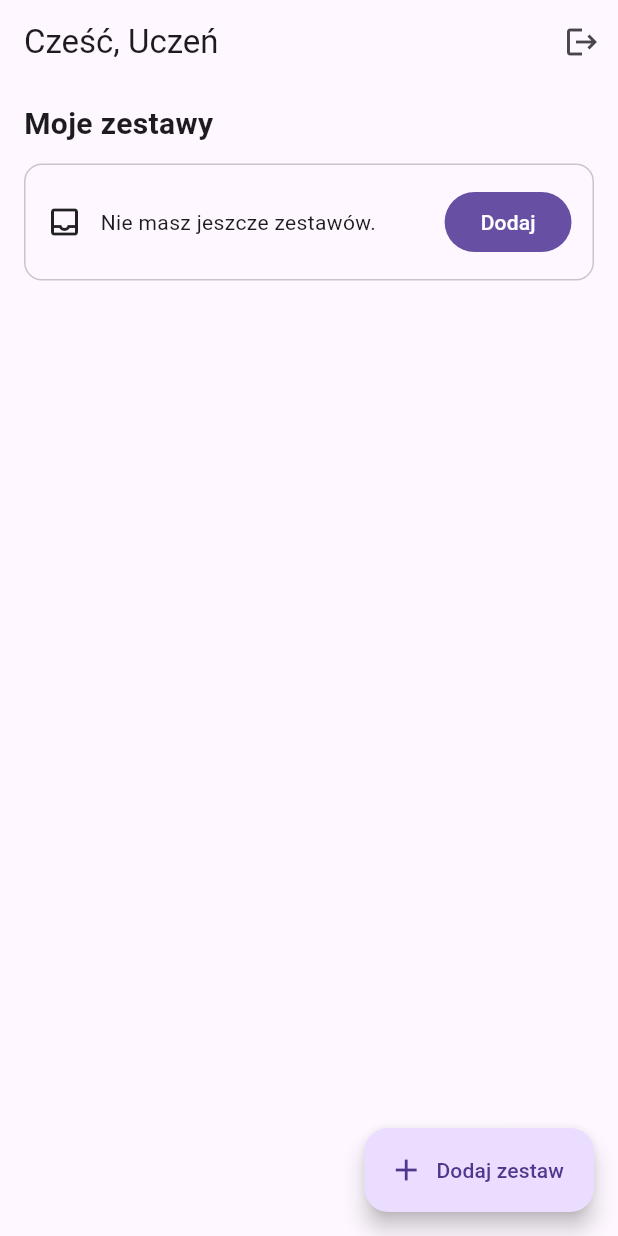
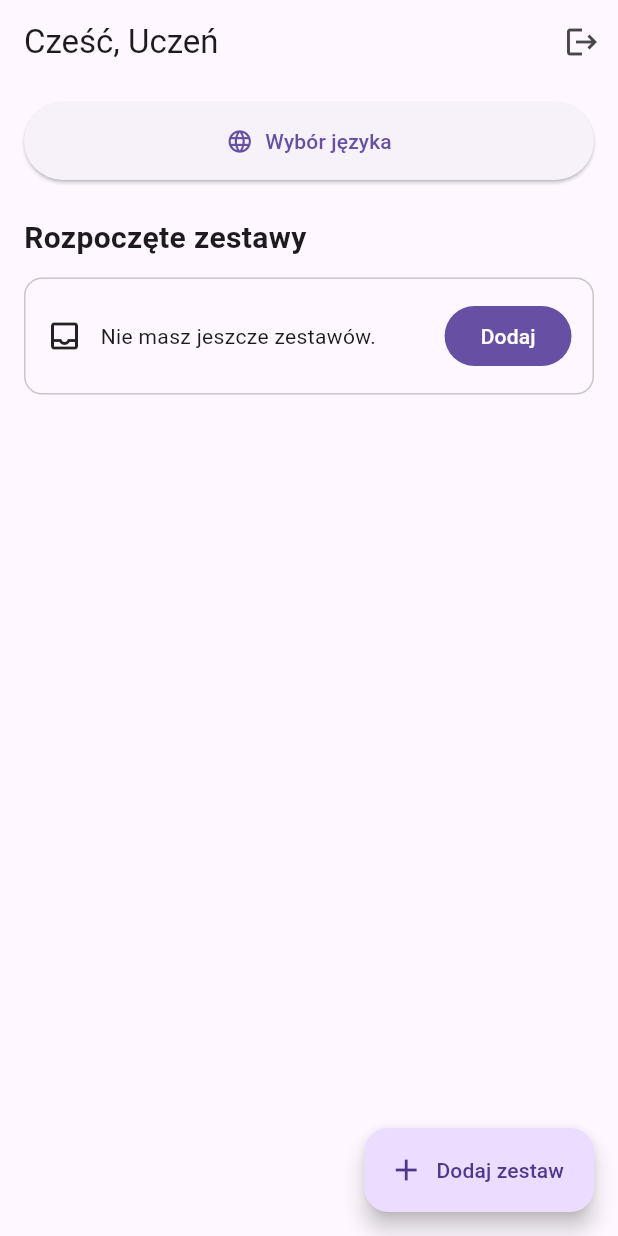
Before and after one commit to ArturD20/mobilki, a Flutter app: the screen it shows once a user with an empty profile is signed in, on a phone screen of 412 x 824 dp. Run offline on Flutter 3.47's test engine with Material 3 defaults, Android fonts, the phone set to English and light mode, and no system bars; our stand-ins replace cloud_firestore, firebase_auth, firebase_core; accounts and stored records are empty; generated files the repository leaves out were written again.

Commit message:
added language_selection screen

```diff
--- a/app/lib/core/routes.dart
+++ b/app/lib/core/routes.dart
@@ -6,6 +6,7 @@ import '../features/sets/create_set_screen.dart';
 import '../features/sets/add_cards_screen.dart';
 import '../features/sets/study_screen.dart';
 import '../features/sets/study_summary_screen.dart';
+import '../features/language_selection/language_selection_screen.dart';
 
 Route<dynamic> onGenerateRoute(RouteSettings s) {
   switch (s.name) {
@@ -15,6 +16,8 @@ Route<dynamic> onGenerateRoute(RouteSettings s) {
       return MaterialPageRoute(builder: (_) => const HomeScreen());
     case '/createSet':
       return MaterialPageRoute(builder: (_) => const CreateSetScreen());
+    case '/languageSelection':
+      return MaterialPageRoute(builder: (_) => const LanguageSelectionScreen());
     case '/editSet': {
       final args = s.arguments;
       if (args is Map && args['setId'] is String) {
--- a/app/lib/features/home/home_screen.dart
+++ b/app/lib/features/home/home_screen.dart
@@ -46,10 +46,21 @@ class HomeScreen extends StatelessWidget {
       ),
       body: ListView(
         padding: const EdgeInsets.fromLTRB(16, 12, 16, 24),
-        children: const [
-          Text('Moje zestawy', style: TextStyle(fontSize: 20, fontWeight: FontWeight.w700)),
-          SizedBox(height: 12),
-          MySetsSection(),
+        children: [
+          ElevatedButton.icon(
+            onPressed: () {
+              Navigator.of(context).pushNamed('/languageSelection');
+            },
+            icon: const Icon(Icons.language),
+            label: const Text('Wybór języka'),
+            style: ElevatedButton.styleFrom(
+              padding: const EdgeInsets.symmetric(vertical: 16),
+            ),
+          ),
+          const SizedBox(height: 24),
+          const Text('Rozpoczęte zestawy', style: TextStyle(fontSize: 20, fontWeight: FontWeight.w700)),
+          const SizedBox(height: 12),
+          const MySetsSection(),
         ],
       ),
     );
```
Also changed, not shown: app/lib/features/language_selection/language_selection_screen.dart (added, +135 -0 lines).
